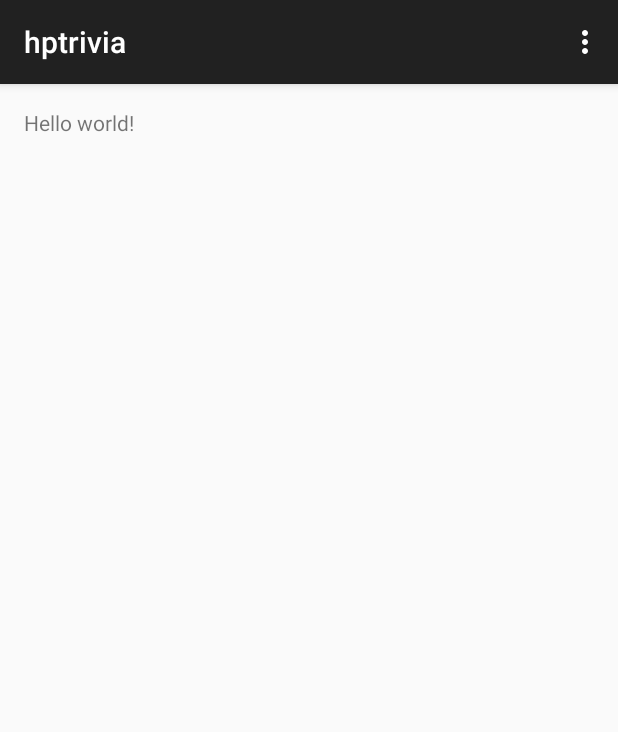
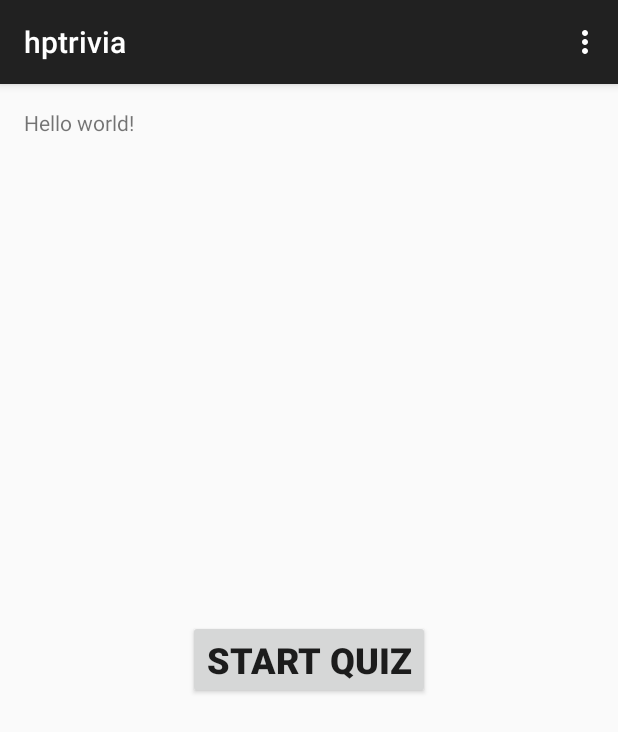
Before and after one commit to nati22/hptrivia-android, an Android app: the screen it shows after launch (HomeActivity), on a phone screen of 412 x 824 dp. Shown: the top 732 px of the screen. Run offline under Robolectric (Android 15) with nearby library versions, the phone set to English and light mode, and no system bars; 1 statement that could not run was skipped.

Commit message:
Working on HomeActivity quiz code and adding a QuizManager.

```diff
--- a/hptrivia/app/src/main/java/com/titan/hptrivia/activity/HomeActivity.java
+++ b/hptrivia/app/src/main/java/com/titan/hptrivia/activity/HomeActivity.java
@@ -2,26 +2,41 @@ package com.titan.hptrivia.activity;
 
 import android.os.Bundle;
 import android.support.v7.app.ActionBarActivity;
-import android.util.Log;
 import android.view.Menu;
 import android.view.MenuItem;
+import android.view.View;
+import android.widget.Button;
 
 import com.titan.hptrivia.R;
-import com.titan.hptrivia.util.Utils;
 
 
 public class HomeActivity extends ActionBarActivity {
 
     private static final String TAG = HomeActivity.class.getSimpleName();
 
+    // UI elements
+    private Button buttonStartQuiz;
+
     @Override
     protected void onCreate(Bundle savedInstanceState) {
         super.onCreate(savedInstanceState);
         setContentView(R.layout.activity_home);
 
-        Log.d(TAG, "onCreate");
-        Utils.makeShortToast(this, "HomeActivity created");
+        inflateXML();
+
     }
+
+    private void inflateXML() {
+        buttonStartQuiz = (Button) findViewById(R.id.buttonStartQuiz);
+        buttonStartQuiz.setOnClickListener(new View.OnClickListener() {
+            @Override
+            public void onClick(View v) {
+
+            }
+        });
+    }
+
+
 
     @Override
     public boolean onCreateOptionsMenu(Menu menu) {
--- /dev/null
+++ b/hptrivia/app/src/main/java/com/titan/hptrivia/model/QuizManager.java
@@ -0,0 +1,7 @@
+package com.titan.hptrivia.model;
+
+/**
+ * Created by ntessema on 6/1/14.
+ */
+public class QuizManager {
+}
--- a/hptrivia/app/src/main/res/layout/activity_home.xml
+++ b/hptrivia/app/src/main/res/layout/activity_home.xml
@@ -13,4 +13,13 @@
         android:layout_width="wrap_content"
         android:layout_height="wrap_content" />
 
+    <Button
+        android:id="@+id/buttonStartQuiz"
+        android:layout_width="wrap_content"
+        android:layout_height="wrap_content"
+        android:layout_centerInParent="true"
+        android:textSize="24dp"
+        android:textStyle="bold"
+        android:text="@string/button_start_quiz" />
+
 </RelativeLayout>
--- a/hptrivia/app/src/main/res/layout/fragment_quiz.xml
+++ b/hptrivia/app/src/main/res/layout/fragment_quiz.xml
@@ -9,7 +9,7 @@
     tools:context="com.titan.hptrivia.activity.QuizActivity$PlaceholderFragment">
 
     <TextView
-        android:text="@string/hello_world"
+        android:text="@string/action_settings"
         android:layout_width="wrap_content"
         android:layout_height="wrap_content" />
 
--- a/hptrivia/app/src/main/res/values/strings.xml
+++ b/hptrivia/app/src/main/res/values/strings.xml
@@ -5,5 +5,6 @@
     <string name="hello_world">Hello world!</string>
     <string name="action_settings">Settings</string>
     <string name="title_activity_quiz">QuizActivity</string>
+    <string name="button_start_quiz">Start Quiz</string>
 
 </resources>
```
